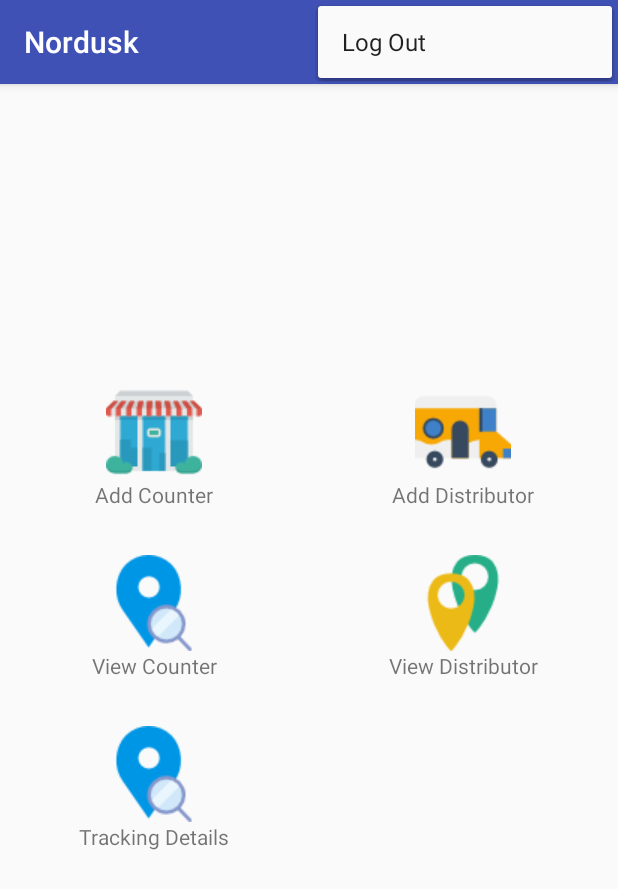
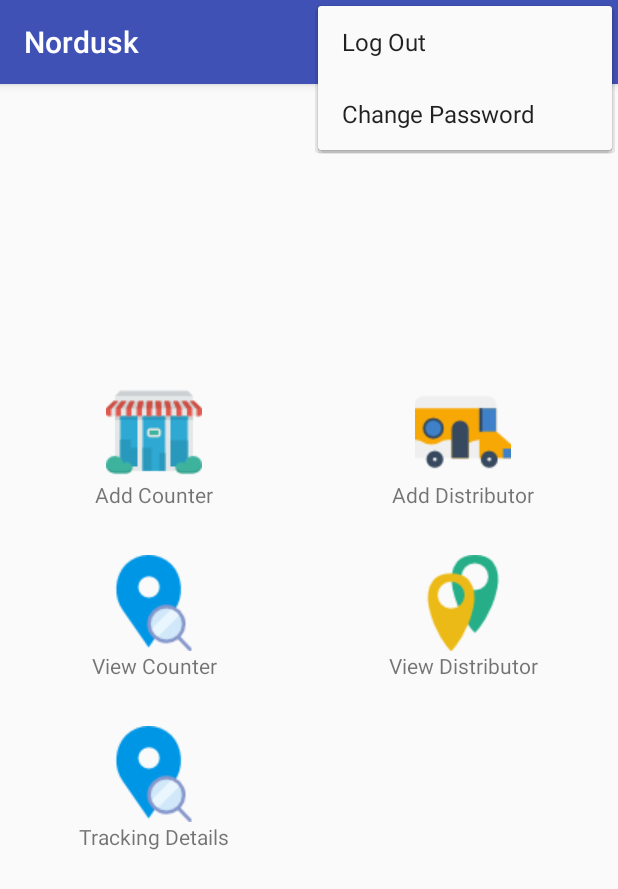
Before and after one commit to amitkp/Android, an Android app: the Dashboard screen opened directly, with no data from a screen before it, with the options menu open, on a phone screen of 412 x 824 dp. Shown: the top 889 px of the screen. Run offline under Robolectric (Android 15) with nearby library versions, the phone set to English and light mode, and no system bars.

Commit message:
neeloy_20_11

```diff
--- a/app/src/main/java/com/nordusk/UI/Dashboard.java
+++ b/app/src/main/java/com/nordusk/UI/Dashboard.java
@@ -116,6 +116,10 @@ public class Dashboard extends AppCompatActivity {
 
             logoutAsync.execute();
 
+        }else if(id==R.id.action_chnge){
+
+            Toast.makeText(Dashboard.this, "Under Development", Toast.LENGTH_SHORT).show();
+
         }
 
         return super.onOptionsItemSelected(item);
--- a/app/src/main/res/menu/main.xml
+++ b/app/src/main/res/menu/main.xml
@@ -6,4 +6,10 @@
         android:orderInCategory="100"
         android:title="@string/action_settings"
         app:showAsAction="never" />
+
+    <item
+        android:id="@+id/action_chnge"
+        android:orderInCategory="100"
+        android:title="@string/action_settings_chng"
+        app:showAsAction="never" />
 </menu>
--- a/app/src/main/res/values/strings.xml
+++ b/app/src/main/res/values/strings.xml
@@ -5,6 +5,7 @@
     <string name="navigation_drawer_open">Open navigation drawer</string>
     <string name="navigation_drawer_close">Close navigation drawer</string>
     <string name="action_settings">Log Out</string>
+    <string name="action_settings_chng">Change Password</string>
     <string name="google_maps_key">AIzaSyDNH8bVB0ybiFk9SrCw12oYo4NTu3PFeM0</string>
 
     <!--Splash-->
```
